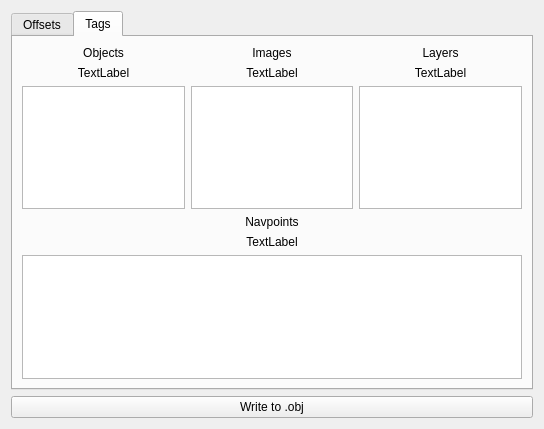
Above: ui/p3d-viewer.ui from michaelpm54/Ace3x before the change. Below: the same form after it.
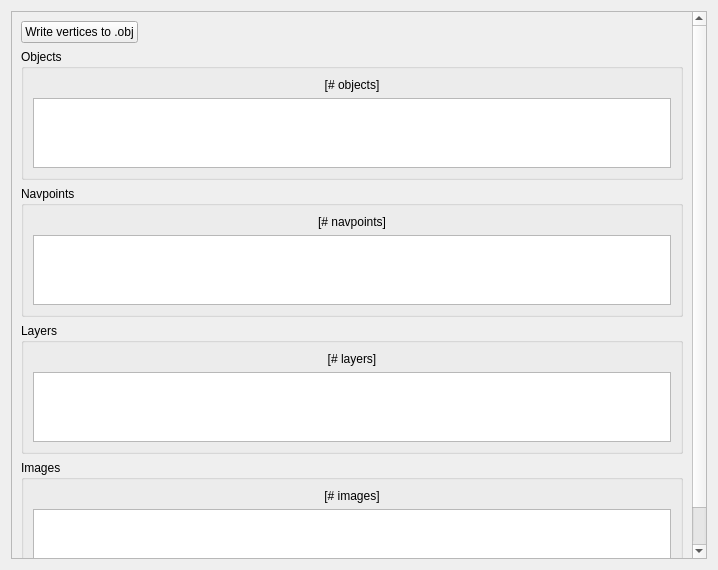
That is the form after the change. The open tabs and pages were chosen to show the change.

What changed in the file:
```diff
--- a/ui/p3d-viewer.ui
+++ b/ui/p3d-viewer.ui
@@ -6,160 +6,134 @@
    <rect>
     <x>0</x>
     <y>0</y>
-    <width>544</width>
-    <height>429</height>
+    <width>718</width>
+    <height>570</height>
    </rect>
   </property>
   <property name="windowTitle">
    <string>Form</string>
   </property>
-  <layout class="QGridLayout" name="gridLayout">
+  <layout class="QGridLayout" name="gridLayout_6">
    <item row="0" column="0">
-    <widget class="QTabWidget" name="tabWidget">
-     <property name="currentIndex">
-      <number>0</number>
+    <widget class="QScrollArea" name="scrollArea">
+     <property name="widgetResizable">
+      <bool>true</bool>
      </property>
-     <widget class="QWidget" name="tab_2">
-      <attribute name="title">
-       <string>Offsets</string>
-      </attribute>
-      <layout class="QGridLayout" name="gridLayout_3">
-       <item row="0" column="1">
-        <widget class="QLineEdit" name="lineEdit"/>
-       </item>
-       <item row="1" column="1">
-        <widget class="QLineEdit" name="lineEdit_2"/>
-       </item>
-       <item row="0" column="0">
-        <widget class="QLabel" name="label">
-         <property name="text">
-          <string>TextLabel</string>
+     <widget class="QWidget" name="scrollAreaWidgetContents">
+      <property name="geometry">
+       <rect>
+        <x>0</x>
+        <y>0</y>
+        <width>681</width>
+        <height>567</height>
+       </rect>
+      </property>
+      <layout class="QGridLayout" name="gridLayout_5">
+       <item row="2" column="0">
+        <widget class="QGroupBox" name="groupBox_2">
+         <property name="title">
+          <string>Navpoints</string>
          </property>
+         <layout class="QGridLayout" name="gridLayout_2">
+          <item row="1" column="0">
+           <widget class="QTableWidget" name="navTable"/>
+          </item>
+          <item row="0" column="0">
+           <widget class="QLabel" name="navCount">
+            <property name="text">
+             <string>[# navpoints]</string>
+            </property>
+            <property name="alignment">
+             <set>Qt::AlignCenter</set>
+            </property>
+           </widget>
+          </item>
+         </layout>
         </widget>
        </item>
        <item row="1" column="0">
-        <widget class="QLabel" name="label_2">
-         <property name="text">
-          <string>TextLabel</string>
-         </property>
-        </widget>
-       </item>
-       <item row="1" column="2">
-        <widget class="QLineEdit" name="lineEdit_3"/>
-       </item>
-       <item row="0" column="2">
-        <widget class="QLineEdit" name="lineEdit_4"/>
-       </item>
-      </layout>
-     </widget>
-     <widget class="QWidget" name="tab">
-      <attribute name="title">
-       <string>Tags</string>
-      </attribute>
-      <layout class="QGridLayout" name="gridLayout_2">
-       <item row="0" column="0">
-        <widget class="QLabel" name="objLabel">
-         <property name="text">
+        <widget class="QGroupBox" name="groupBox">
+         <property name="title">
           <string>Objects</string>
          </property>
-         <property name="alignment">
-          <set>Qt::AlignCenter</set>
-         </property>
+         <layout class="QGridLayout" name="gridLayout">
+          <item row="0" column="0">
+           <widget class="QLabel" name="objCount">
+            <property name="text">
+             <string>[# objects]</string>
+            </property>
+            <property name="alignment">
+             <set>Qt::AlignCenter</set>
+            </property>
+           </widget>
+          </item>
+          <item row="1" column="0">
+           <widget class="QListWidget" name="objList"/>
+          </item>
+         </layout>
         </widget>
        </item>
-       <item row="0" column="1">
-        <widget class="QLabel" name="imgLabel">
-         <property name="text">
+       <item row="4" column="0">
+        <widget class="QGroupBox" name="groupBox_4">
+         <property name="title">
           <string>Images</string>
          </property>
-         <property name="alignment">
-          <set>Qt::AlignCenter</set>
-         </property>
+         <layout class="QGridLayout" name="gridLayout_4">
+          <item row="1" column="0">
+           <widget class="QListWidget" name="imgList"/>
+          </item>
+          <item row="0" column="0">
+           <widget class="QLabel" name="imgCount">
+            <property name="text">
+             <string>[# images]</string>
+            </property>
+            <property name="alignment">
+             <set>Qt::AlignCenter</set>
+            </property>
+           </widget>
+          </item>
+         </layout>
         </widget>
        </item>
-       <item row="0" column="2">
-        <widget class="QLabel" name="lyrLabel">
-         <property name="text">
+       <item row="3" column="0">
+        <widget class="QGroupBox" name="groupBox_3">
+         <property name="title">
           <string>Layers</string>
          </property>
-         <property name="alignment">
-          <set>Qt::AlignCenter</set>
-         </property>
+         <layout class="QGridLayout" name="gridLayout_3">
+          <item row="1" column="0">
+           <widget class="QListWidget" name="lyrList"/>
+          </item>
+          <item row="0" column="0">
+           <widget class="QLabel" name="lyrCount">
+            <property name="text">
+             <string>[# layers]</string>
+            </property>
+            <property name="alignment">
+             <set>Qt::AlignCenter</set>
+            </property>
+           </widget>
+          </item>
+         </layout>
         </widget>
        </item>
-       <item row="1" column="0">
-        <widget class="QLabel" name="objCount">
-         <property name="text">
-          <string>TextLabel</string>
+       <item row="0" column="0">
+        <widget class="QPushButton" name="writeToObjButton">
+         <property name="sizePolicy">
+          <sizepolicy hsizetype="Maximum" vsizetype="Fixed">
+           <horstretch>0</horstretch>
+           <verstretch>0</verstretch>
+          </sizepolicy>
          </property>
-         <property name="alignment">
-          <set>Qt::AlignCenter</set>
-         </property>
-        </widget>
-       </item>
-       <item row="1" column="1">
-        <widget class="QLabel" name="imgCount">
          <property name="text">
-          <string>TextLabel</string>
+          <string>Write vertices to .obj</string>
          </property>
-         <property name="alignment">
-          <set>Qt::AlignCenter</set>
-         </property>
         </widget>
        </item>
-       <item row="1" column="2">
-        <widget class="QLabel" name="lyrCount">
-         <property name="text">
-          <string>TextLabel</string>
-         </property>
-         <property name="alignment">
-          <set>Qt::AlignCenter</set>
-         </property>
-        </widget>
-       </item>
-       <item row="2" column="0">
-        <widget class="QListWidget" name="objList"/>
-       </item>
-       <item row="2" column="1">
-        <widget class="QListWidget" name="imgList"/>
-       </item>
-       <item row="2" column="2">
-        <widget class="QListWidget" name="lyrList"/>
-       </item>
-       <item row="3" column="1">
-        <widget class="QLabel" name="navLabel">
-         <property name="text">
-          <string>Navpoints</string>
-         </property>
-         <property name="alignment">
-          <set>Qt::AlignCenter</set>
-         </property>
-        </widget>
-       </item>
-       <item row="4" column="1">
-        <widget class="QLabel" name="navCount">
-         <property name="text">
-          <string>TextLabel</string>
-         </property>
-         <property name="alignment">
-          <set>Qt::AlignCenter</set>
-         </property>
-        </widget>
-       </item>
-       <item row="5" column="0" colspan="3">
-        <widget class="QTableWidget" name="navTable"/>
-       </item>
       </layout>
      </widget>
     </widget>
    </item>
-   <item row="1" column="0">
-    <widget class="QPushButton" name="writeToObjButton">
-     <property name="text">
-      <string>Write to .obj</string>
-     </property>
-    </widget>
-   </item>
   </layout>
  </widget>
  <resources/>
```
